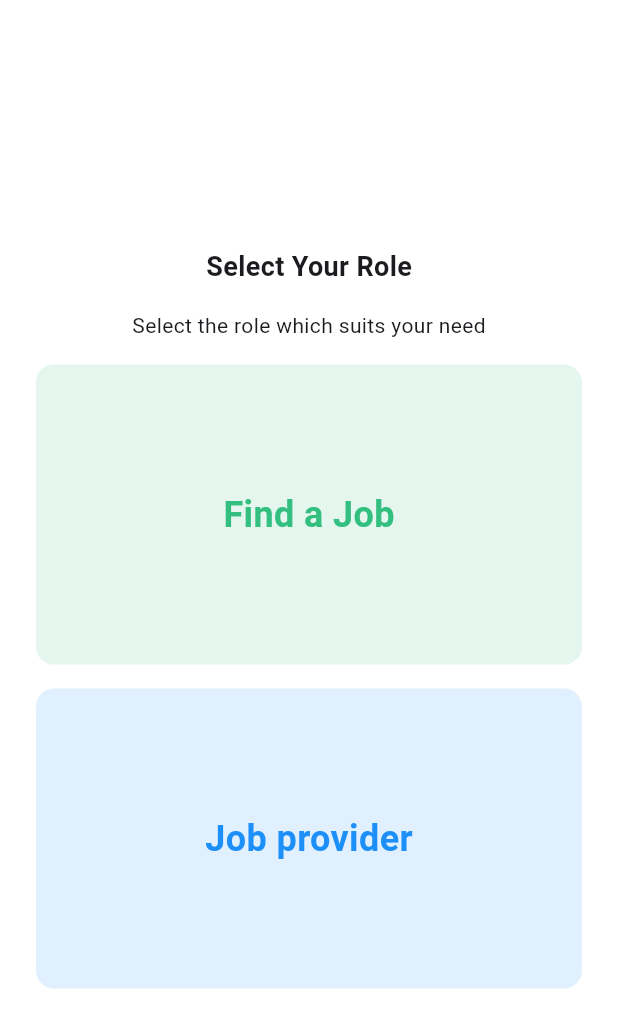
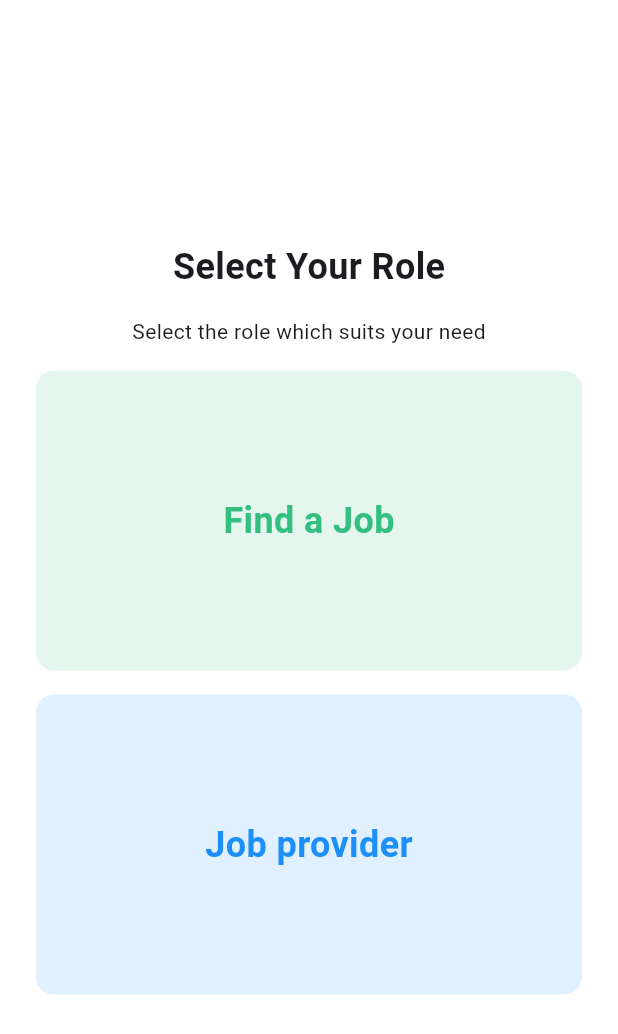
Before and after one commit to JAICHANGPARK/flutter_notebook_chapter_42, a Flutter app: the HrSelectScreen screen opened directly, on a phone screen of 412 x 824 dp. Shown: the top 1034 px of the screen. Run offline on Flutter 3.47's test engine with Material 3 defaults, Android fonts, the phone set to English and light mode, and no system bars; our stand-ins replace date_picker_timeline, gap, hugeicons.

Commit message:
Update hr_select_screen.dart

```diff
--- a/lib/ep2124_hr_app/views/hr_select_screen.dart
+++ b/lib/ep2124_hr_app/views/hr_select_screen.dart
@@ -25,7 +25,7 @@ class _HrSelectScreenState extends State<HrSelectScreen> {
                   "Select Your Role",
                   style: TextStyle(
                     fontWeight: FontWeight.bold,
-                    fontSize: 18,
+                    fontSize: 24,
                   ),
                 ),
                 Text(
```
